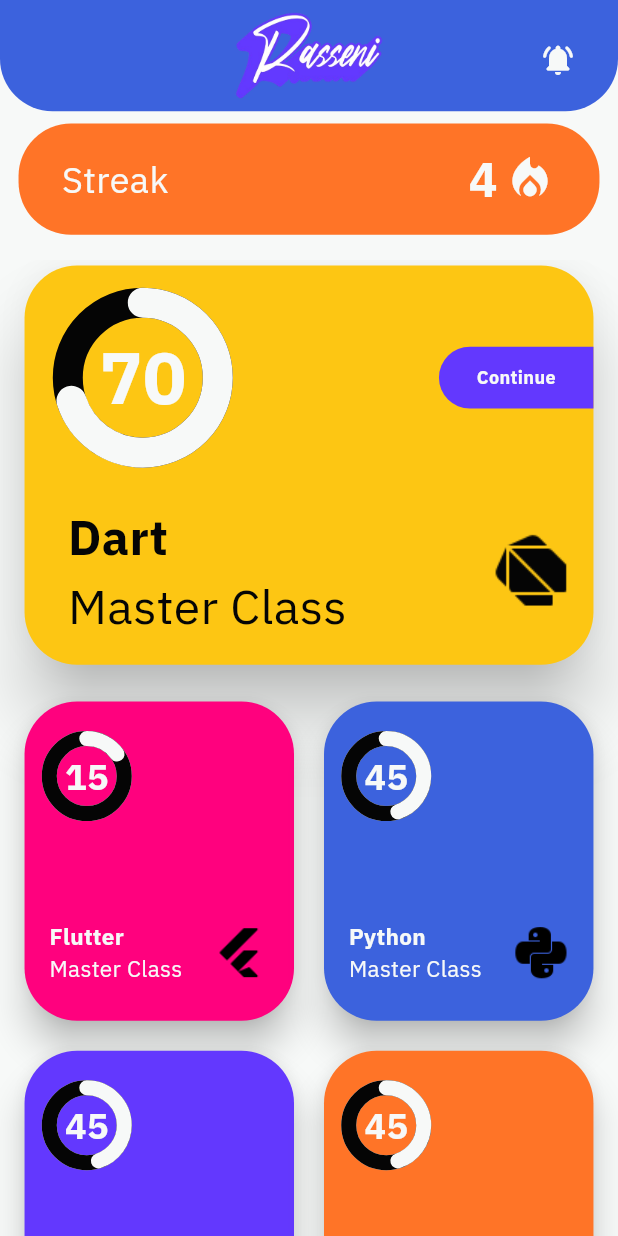
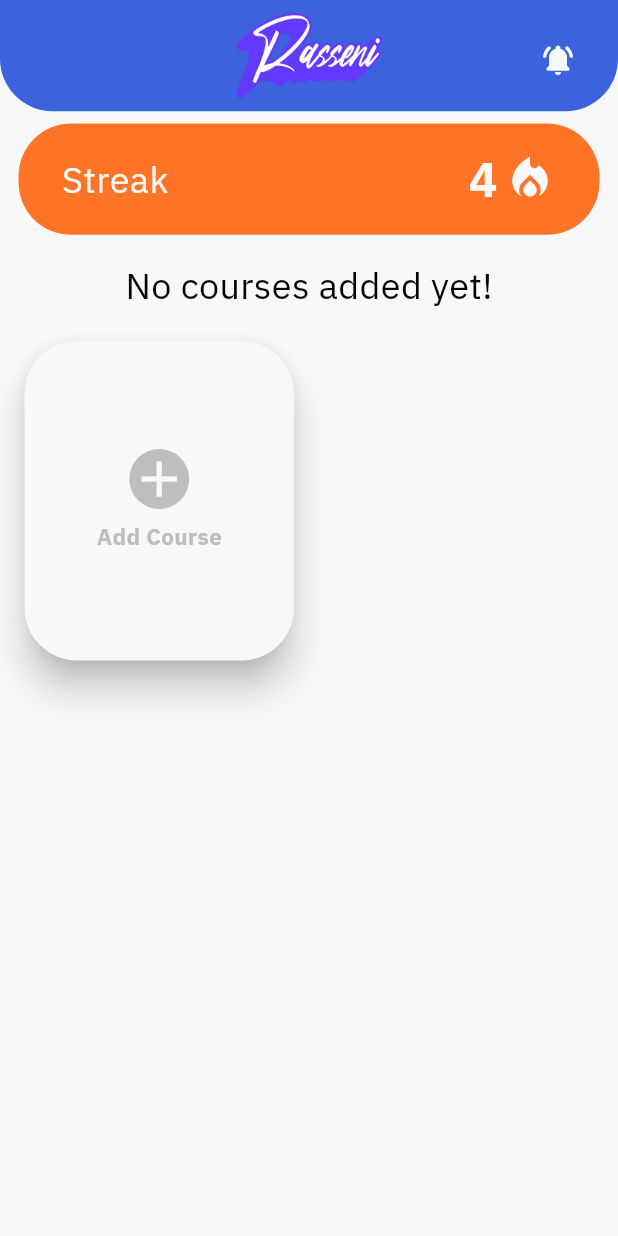
Before and after one commit to Besheer-74/Raseeni, a Flutter app: the Homescreen screen opened directly, on a phone screen of 412 x 824 dp. Run offline on Flutter 3.47's test engine with Material 3 defaults, Android fonts, the phone set to English and light mode, and no system bars; our stand-ins replace carousel_slider, cloud_firestore, firebase_auth, firebase_core, image_picker, shared_preferences and 1 more; accounts and stored records are empty; network calls fail.

Commit message:
Molazem didn't sleep ya m3rseen

```diff
--- a/lib/view/doneCourses.dart
+++ b/lib/view/doneCourses.dart
@@ -3,6 +3,7 @@ import '../model/appStyle.dart';
 
 class DoneCourses extends StatelessWidget {
   const DoneCourses({super.key});
+  //done course
 
   @override
   Widget build(BuildContext context) {
--- a/lib/view/homeScreen.dart
+++ b/lib/view/homeScreen.dart
@@ -1,9 +1,15 @@
 // ignore_for_file: prefer_const_constructors, prefer_const_literals_to_create_immutables
 import 'package:flutter/material.dart';
+import 'package:provider/provider.dart';
+import 'package:raseeni/controller/app_user_controller.dart';
 import 'package:raseeni/model/appStyle.dart';
+import 'package:raseeni/model/courses_model.dart';
+import 'package:raseeni/view/add_course_screen.dart';
+import 'package:raseeni/view/course_view.dart';
 
 import 'streakScreen.dart';
 
+// the home page
 class Homescreen extends StatelessWidget {
   const Homescreen({super.key});
 
@@ -59,7 +65,8 @@ class Homescreen extends StatelessWidget {
             _buildAppBar(height, width),
             _buildStreakCard(width, height, context),
             SizedBox(height: height * 0.01),
-            _buildScrollableContent(width, height, courses, progressPercentage),
+            _buildScrollableContent(
+                width, height, courses, progressPercentage, context),
           ],
         ),
       ),
@@ -149,8 +156,12 @@ class Homescreen extends StatelessWidget {
     );
   }
 
-  Widget _buildScrollableContent(double width, double height,
-      List<Map<String, dynamic>> courses, double progressPercentage) {
+  Widget _buildScrollableContent(
+      double width,
+      double height,
+      List<Map<String, dynamic>> courses,
+      double progressPercentage,
+      BuildContext context) {
     return Expanded(
       child: SingleChildScrollView(
         child: Padding(
@@ -158,9 +169,12 @@ class Homescreen extends StatelessWidget {
           child: Column(
             crossAxisAlignment: CrossAxisAlignment.start,
             children: [
-              _buildProgressCard(width, height, progressPercentage),
+              _buildProgressCard(width, height, progressPercentage, context),
               SizedBox(height: height * 0.02),
-              _buildCourseGrid(width, height, courses),
+              _buildCourseGrid(
+                width,
+                height,
+              ),
             ],
           ),
         ),
@@ -168,9 +182,31 @@ class Homescreen extends StatelessWidget {
     );
   }
 
-  Widget _buildProgressCard(
-      double width, double height, double progressPercentage) {
-    return Card(
+  Widget _buildProgressCard(double width, double height,
+      double progressPercentage, BuildContext context) {
+    return Consumer<AppUser>(
+      builder: (context, myProvider, child) {
+        if (myProvider.myCoursesList.isEmpty) {
+          return Center(
+            child: Text(
+              "No courses added yet!",
+              style: AppStyles.regular24(AppStyles.blackColor),
+            ),
+          );
+        }
+
+// Add this check to ensure the list is not empty before accessing the first item
+        if (myProvider.myCoursesList.isNotEmpty) {
+          // Use the first course safely
+          return GestureDetector(
+            child: Card(
+                // Existing code for the card...
+                ),
+          );
+        }
+
+        return GestureDetector(
+          child: Card(
             elevation: 20,
             color: AppStyles.yellowColor,
             shape: RoundedRectangleBorder(
@@ -178,7 +214,9 @@ class Homescreen extends StatelessWidget {
             ),
             child: Padding(
               padding: EdgeInsets.only(
-            left: width * 0.07, top: height * 0.03, bottom: height * 0.02),
+                  left: width * 0.07,
+                  top: height * 0.03,
+                  bottom: height * 0.02),
               child: Column(
                 crossAxisAlignment: CrossAxisAlignment.start,
                 children: [
@@ -193,15 +231,18 @@ class Homescreen extends StatelessWidget {
                           children: [
                             CircularProgressIndicator(
                               strokeCap: StrokeCap.round,
-                        value: progressPercentage / 100,
+                              value: myProvider
+                                  .getProgress(myProvider.myCoursesList[0].id),
                               strokeWidth: 20,
-                        valueColor:
-                            AlwaysStoppedAnimation<Color>(AppStyles.whiteColor),
+                              valueColor: AlwaysStoppedAnimation<Color>(
+                                  AppStyles.whiteColor),
                               backgroundColor: AppStyles.blackColor,
                             ),
                             Center(
-                        child: Text('${progressPercentage.toInt()}',
-                            style: AppStyles.bold48(AppStyles.whiteColor)),
+                              child: Text(
+                                  '${myProvider.getProgress(myProvider.myCoursesList[0].id).toInt()}',
+                                  style:
+                                      AppStyles.bold48(AppStyles.whiteColor)),
                             ),
                           ],
                         ),
@@ -232,28 +273,41 @@ class Homescreen extends StatelessWidget {
                       Column(
                         crossAxisAlignment: CrossAxisAlignment.start,
                         children: [
-                    Text('Dart', style: AppStyles.bold32(AppStyles.blackColor)),
+                          Text(
+                            myProvider.myCoursesList[0].name,
+                            style: AppStyles.bold32(AppStyles.blackColor),
+                          ),
                           Text('Master Class',
                               style: AppStyles.regular32(AppStyles.blackColor)),
                         ],
                       ),
                       SizedBox(
                         height: height * 0.1,
-                  child: Image.asset(AppStyles.dart),
+                        child: Image.asset(
+                          AppStyles.dart,
+                        ),
                       ),
                     ],
                   ),
                 ],
               ),
             ),
+          ),
+        );
+      },
     );
   }
 
-  Widget _buildCourseGrid(
-      double width, double height, List<Map<String, dynamic>> courses) {
+  Widget _buildCourseGrid(double width, double height) {
     return Padding(
       padding: EdgeInsets.only(bottom: height * .06),
-      child: GridView.builder(
+      child: Consumer<AppUser>(builder: (context, user, child) {
+        // Ensure there's at least one item to skip
+        final itemCount = user.myCoursesList.length > 1
+            ? user.myCoursesList.length // Show courses and "Add Card"
+            : 1; // Show only "Add Card" if no courses are available
+
+        return GridView.builder(
           shrinkWrap: true,
           physics: NeverScrollableScrollPhysics(),
           gridDelegate: SliverGridDelegateWithFixedCrossAxisCount(
@@ -262,23 +316,45 @@ class Homescreen extends StatelessWidget {
             mainAxisSpacing: 12.0,
             childAspectRatio: 0.85,
           ),
-        itemCount: courses.length + 1,
+          // Add +1 to include the "Add Card"
+          itemCount:
+              user.myCoursesList.isEmpty ? 1 : user.myCoursesList.length + 1,
+
           itemBuilder: (context, index) {
-          if (index == courses.length) {
-            return _addCard(height, width);
+            // If the list is empty or this is the last item, show the "Add Card"
+            if (user.myCoursesList.isEmpty ||
+                index == user.myCoursesList.length) {
+              return _addCard(height, width, context);
             }
-          final course = courses[index];
-          return _courseCard(
+
+            // Safe access for courses
+            final course = user.myCoursesList[index];
+            return GestureDetector(
+              onTap: () {
+                Navigator.push(
+                  context,
+                  MaterialPageRoute(
+                    builder: (context) => TheCoursesScreen(
+                      theCourseItems: course.content,
+                      courseName: course.name,
+                      courseId: course.id,
+                    ),
+                  ),
+                );
+              },
+              child: _courseCard(
                 height,
                 width,
-            course['title'],
-            course['subtitle'],
-            course['image'],
-            course['progress'],
-            course['color'],
+                course.name,
+                'Master Class',
+                course.image,
+                user.getProgress(course.id).toInt(),
+                AppStyles.maybeBlueColor,
+              ),
             );
           },
-      ),
+        );
+      }),
     );
   }
 
@@ -354,8 +430,13 @@ class Homescreen extends StatelessWidget {
     );
   }
 
-  Widget _addCard(double height, double width) {
-    return Card(
+  Widget _addCard(double height, double width, BuildContext context) {
+    return GestureDetector(
+      onTap: () {
+        Navigator.push(context,
+            MaterialPageRoute(builder: (context) => AddCourseScreen()));
+      },
+      child: Card(
         elevation: 10,
         color: AppStyles.whiteColor,
         shape: RoundedRectangleBorder(
@@ -382,6 +463,7 @@ class Homescreen extends StatelessWidget {
             ],
           ),
         ),
+      ),
     );
   }
 }
```
Also changed, not shown: lib/controller/app_user_controller.dart (+7 -0 lines), lib/view/add_course_screen.dart (added, +53 -0 lines), lib/view/course_view.dart (+192 -132 lines). Lines whose indentation alone changed are shown as unchanged.
